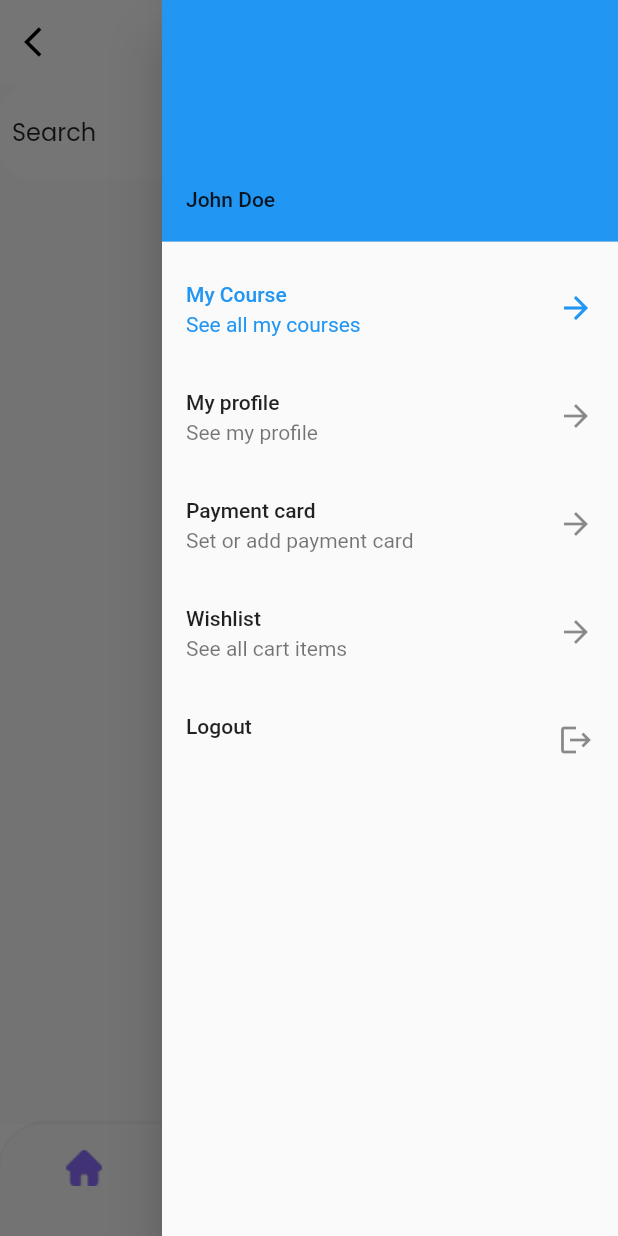
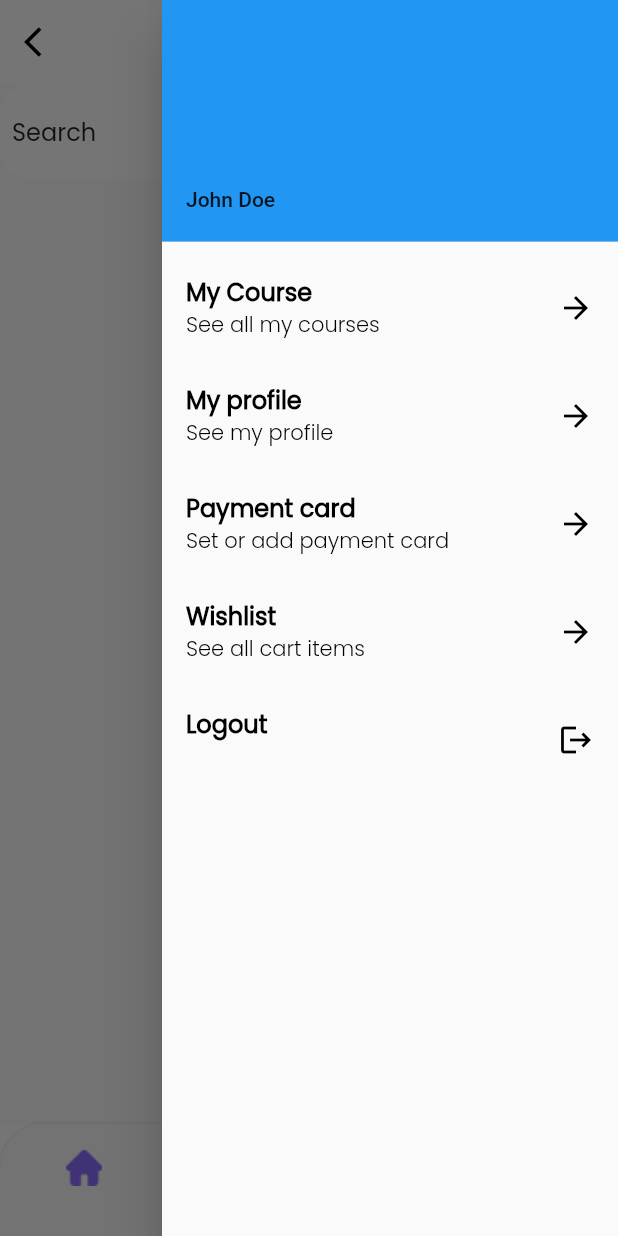
Before and after one commit to singhrakhi/education_app, a Flutter app: the screen it shows after launch, with the side drawer open, on a phone screen of 412 x 824 dp. Run offline on Flutter 3.47's test engine with Material 2 defaults, Android fonts, the phone set to English and light mode, and no system bars; our stand-ins replace introduction_screen, pin_code_fields.

Commit message:
initial commit

```diff
--- a/lib/core/res/text_styles.dart
+++ b/lib/core/res/text_styles.dart
@@ -62,8 +62,8 @@ class AppTextStyles {
       TextStyle(color: AppColors.black, fontSize: Constants.fontSize17, fontFamily: 'Poppins-Light',
           fontWeight: FontWeight.w400);
 
-  static TextStyle get normalFont20 =>
-      TextStyle(color: AppColors.white, fontSize: Constants.buttonFontSize20, fontFamily: 'Poppins-Light',
+  static TextStyle get normalLightFont14 =>
+      TextStyle(color: AppColors.black, fontSize: Constants.fontSize14, fontFamily: 'Poppins-Light',
           fontWeight: FontWeight.w400);
 
   static TextStyle get headingTextItalic30 =>
--- a/lib/core/utils/constatnts.dart
+++ b/lib/core/utils/constatnts.dart
@@ -13,6 +13,9 @@ class Constants{
   static const double largeFontSize24 = 24.0;
   static const double extraLargeFontSize30 = 30.0;
   static const double fontSize17 = 17.0;
+  static const double fontSize14 = 14.0;
+
+
 
   // router
 
--- a/lib/ui/view/main/home.dart
+++ b/lib/ui/view/main/home.dart
@@ -67,10 +67,10 @@ class _HomeState extends State<Home> {
     var drawerOptions = <Widget>[];
     for (var i = 0; i < widget.drawerItems.length; i++) {
       var d = widget.drawerItems[i];
-      drawerOptions.add(new ListTile(
-        trailing:new Icon(d.icon) ,
-        title: new Text(d.title),
-        subtitle: new Text(d.subTitle),
+      drawerOptions.add( ListTile(
+        trailing: Icon(d.icon,color: AppColors.black,) ,
+        title: Text(d.title,style: AppTextStyles.blackRegular16,),
+        subtitle: Text(d.subTitle, style: AppTextStyles.normalLightFont14,),
         selected: i == _selectedDrawerIndex,
         onTap: () => _onSelectItem(i),
       ));
```
